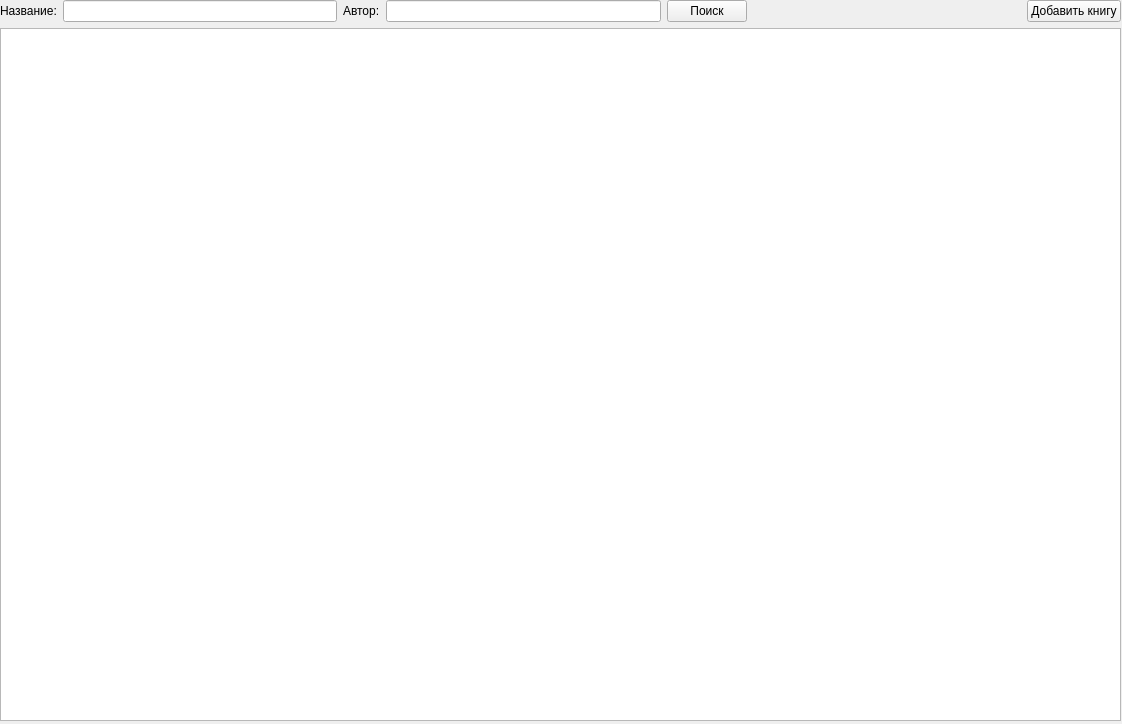
Qt form MainForm.ui (sofia-on-air/librarian) before a commit.
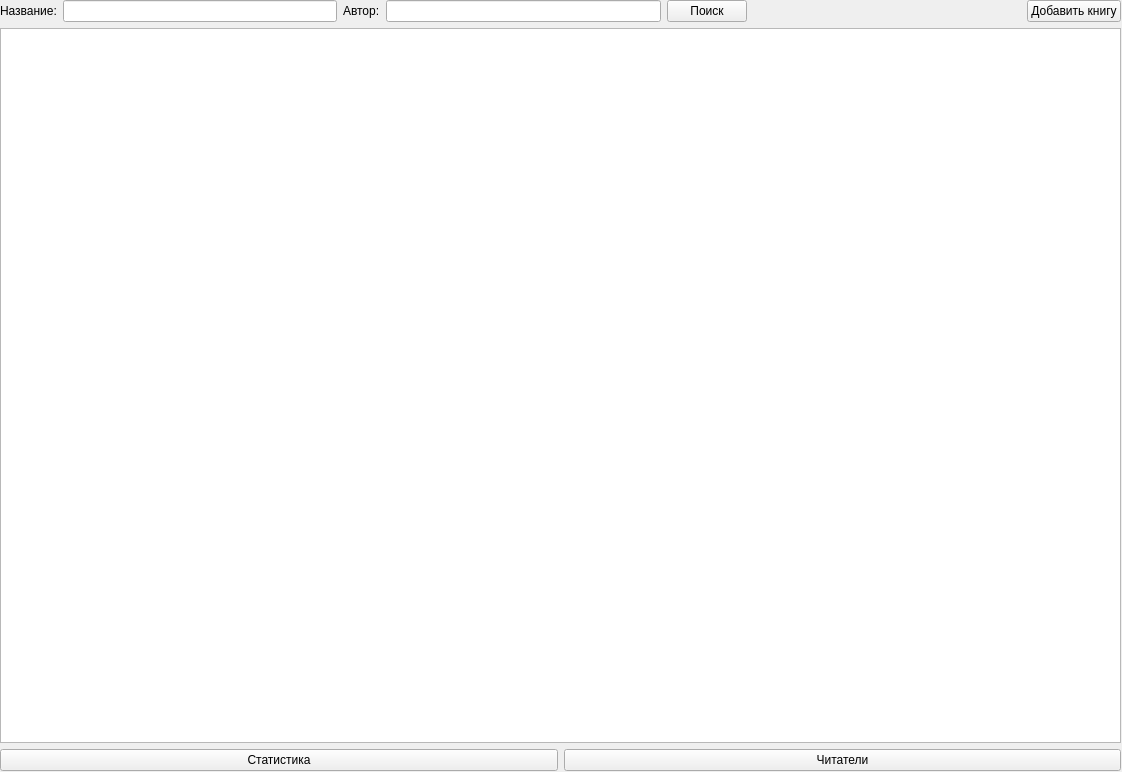
The same form after that commit.

```diff
--- a/MainForm.ui
+++ b/MainForm.ui
@@ -7,21 +7,23 @@
     <x>0</x>
     <y>0</y>
     <width>1122</width>
-    <height>724</height>
+    <height>772</height>
    </rect>
   </property>
   <property name="windowTitle">
    <string>Библиотекарь</string>
   </property>
-  <widget class="QWidget" name="layoutWidget">
+  <widget class="QWidget" name="">
    <property name="geometry">
     <rect>
      <x>0</x>
      <y>0</y>
      <width>1121</width>
-     <height>721</height>
+     <height>771</height>
     </rect>
    </property>
+   <layout class="QVBoxLayout" name="verticalLayout_2">
+    <item>
    <layout class="QVBoxLayout" name="verticalLayout">
     <item>
      <layout class="QHBoxLayout" name="horizontalLayout">
@@ -76,6 +78,26 @@
     </item>
     <item>
      <widget class="QTableView" name="booksWidget"/>
+      </item>
+     </layout>
+    </item>
+    <item>
+     <layout class="QHBoxLayout" name="horizontalLayout_2">
+      <item>
+       <widget class="QPushButton" name="statButton">
+        <property name="text">
+         <string>Статистика</string>
+        </property>
+       </widget>
+      </item>
+      <item>
+       <widget class="QPushButton" name="readersButton">
+        <property name="text">
+         <string>Читатели</string>
+        </property>
+       </widget>
+      </item>
+     </layout>
     </item>
    </layout>
   </widget>
```
Lines whose indentation alone changed are shown as unchanged.
